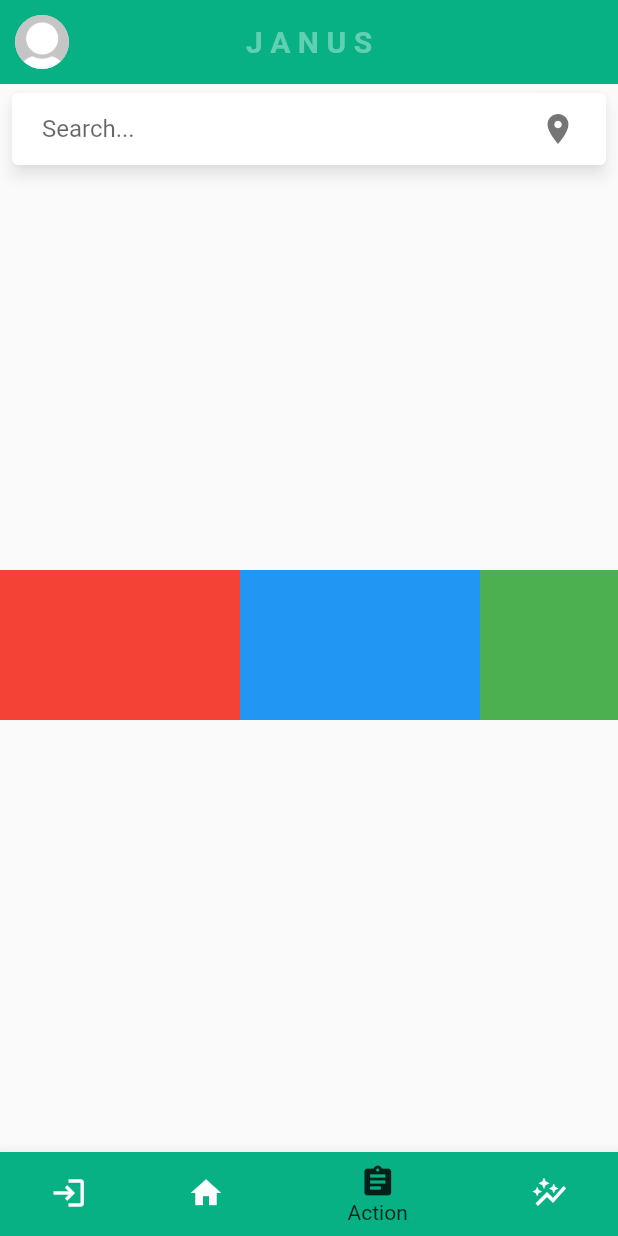
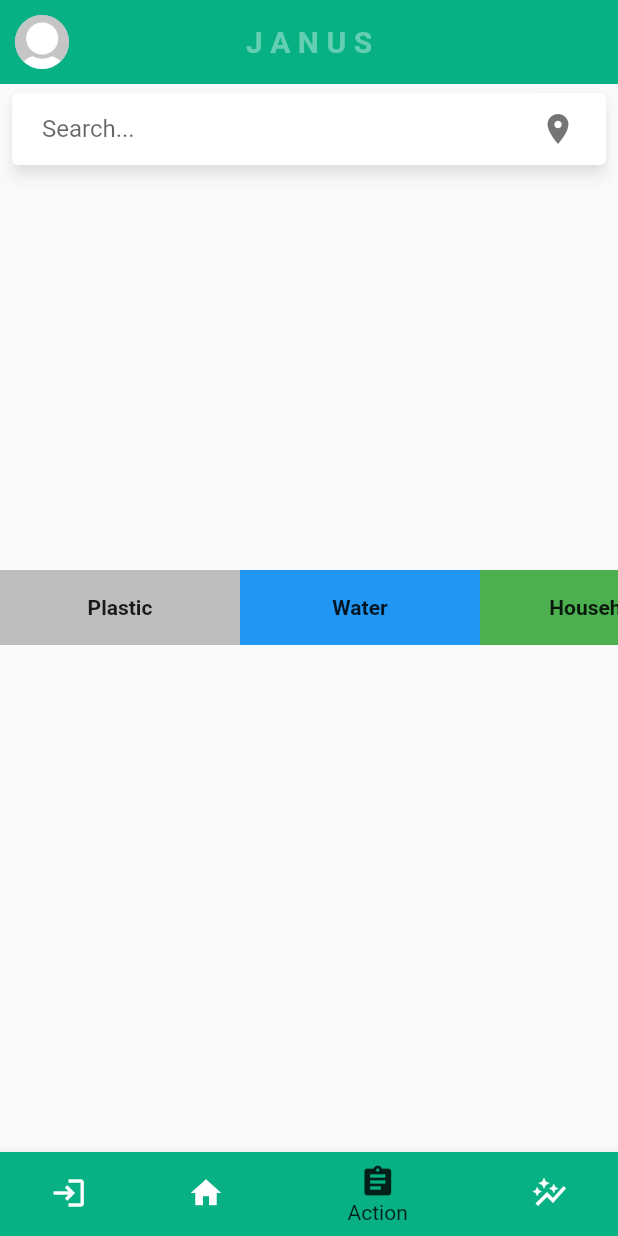
Before and after one commit to jeyeong/climate-ark-app, a Flutter app: the screen it shows after launch, item 3 of the bottom bar chosen, on a phone screen of 412 x 824 dp. Run offline on Flutter 3.47's test engine with Material 2 defaults, Android fonts, the phone set to English and light mode, and no system bars; drawn by our look-alikes of material_floating_search_bar; our stand-ins replace fl_chart, fluttericon.

Commit message:
suggestion box with texts

```diff
--- a/canvas/lib/components/action_page/suggestions_box.dart
+++ b/canvas/lib/components/action_page/suggestions_box.dart
@@ -16,31 +16,67 @@ class _SuggestionBoxState extends State<SuggestionBox> {
         child: SingleChildScrollView(
             scrollDirection: Axis.horizontal,
             child: Row(
+              mainAxisAlignment: MainAxisAlignment.spaceEvenly,
               children: <Widget>[
                 Container(
                   width: 160.0,
-                  height: 100,
-                  color: Colors.red,
+                  height: 50,
+                  color: Colors.grey[400],
+                  child: Center(
+                    child: Text(
+                      'Plastic',
+                      textAlign: TextAlign.center,
+                      style: TextStyle(fontWeight: FontWeight.bold),
+                    ),
+                  ),
                 ),
                 Container(
                   width: 160.0,
-                  height: 100,
+                  height: 50,
                   color: Colors.blue,
+                  child: Center(
+                    child: Text(
+                      'Water',
+                      textAlign: TextAlign.center,
+                      style: TextStyle(fontWeight: FontWeight.bold),
+                    ),
+                  ),
                 ),
                 Container(
                   width: 160.0,
-                  height: 100,
+                  height: 50,
                   color: Colors.green,
+                  child: Center(
+                    child: Text(
+                      'Household',
+                      textAlign: TextAlign.center,
+                      style: TextStyle(fontWeight: FontWeight.bold),
+                    ),
+                  ),
                 ),
                 Container(
                   width: 160.0,
-                  height: 100,
+                  height: 50,
                   color: Colors.yellow,
+                  child: Center(
+                    child: Text(
+                      'Electricity',
+                      textAlign: TextAlign.center,
+                      style: TextStyle(fontWeight: FontWeight.bold),
+                    ),
+                  ),
                 ),
                 Container(
                   width: 160.0,
-                  height: 100,
+                  height: 50,
                   color: Colors.orange,
+                  child: Center(
+                    child: Text(
+                      'Transportation',
+                      textAlign: TextAlign.center,
+                      style: TextStyle(fontWeight: FontWeight.bold),
+                    ),
+                  ),
                 ),
               ],
             )));
--- a/canvas/lib/views/action_page.dart
+++ b/canvas/lib/views/action_page.dart
@@ -11,9 +11,12 @@ class ActionPage extends StatelessWidget {
   @override
   Widget build(BuildContext context) {
     return Container(
+        //replace line 15 Stack with Column to see scrollable functionality
         child: Column(children: [
-      SearchBar(),
-      SuggestionBox(),
+      //SearchBar(),
+      Positioned.fill(child: SearchBar()),
+      Positioned(top: 60, child: SuggestionBox()),
+      //Positioned.fill(child: SearchBar()),
     ]));
   }
 }
```
